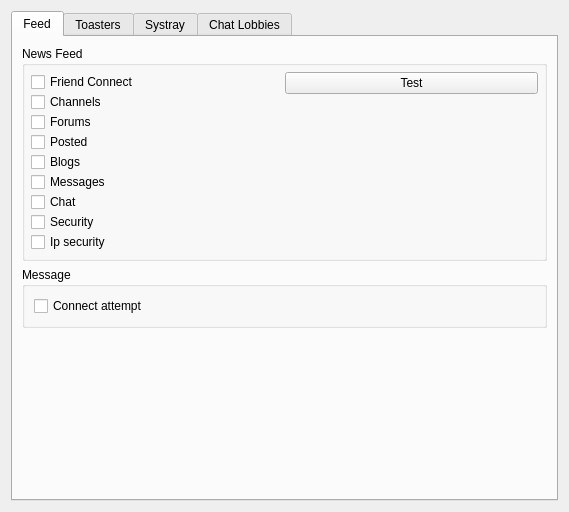
RetroShare/RetroShare, file retroshare-gui/src/gui/settings/NotifyPage.ui: the form before one commit.
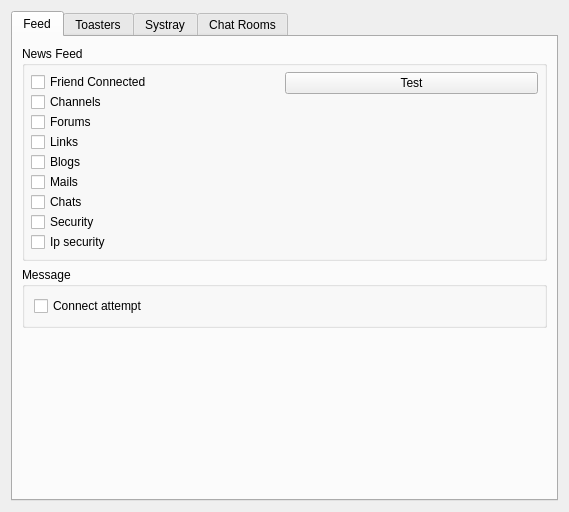
The form after the commit.

Commit message: updated sectionnames chat lobbi

Diff of the .ui file:
```diff
--- a/retroshare-gui/src/gui/settings/NotifyPage.ui
+++ b/retroshare-gui/src/gui/settings/NotifyPage.ui
@@ -47,7 +47,7 @@
             <item>
              <widget class="QCheckBox" name="notify_Peers">
               <property name="text">
-               <string>Friend Connect</string>
+               <string>Friend Connected</string>
               </property>
              </widget>
             </item>
@@ -68,7 +68,7 @@
             <item>
              <widget class="QCheckBox" name="notify_Posted">
               <property name="text">
-               <string>Posted</string>
+               <string>Links</string>
               </property>
              </widget>
             </item>
@@ -82,14 +82,14 @@
             <item>
              <widget class="QCheckBox" name="notify_Messages">
               <property name="text">
-               <string>Messages</string>
+               <string>Mails</string>
               </property>
              </widget>
             </item>
             <item>
              <widget class="QCheckBox" name="notify_Chat">
               <property name="text">
-               <string>Chat</string>
+               <string>Chats</string>
               </property>
              </widget>
             </item>
@@ -438,7 +438,7 @@
      </widget>
      <widget class="QWidget" name="tabChatLobbies">
       <attribute name="title">
-       <string>Chat Lobbies</string>
+       <string>Chat Rooms</string>
       </attribute>
       <layout class="QVBoxLayout" name="tabChatLobbiesVLayout">
        <item>
```
Left out of the diff: 4 changed lines with no effect on the pictures.
